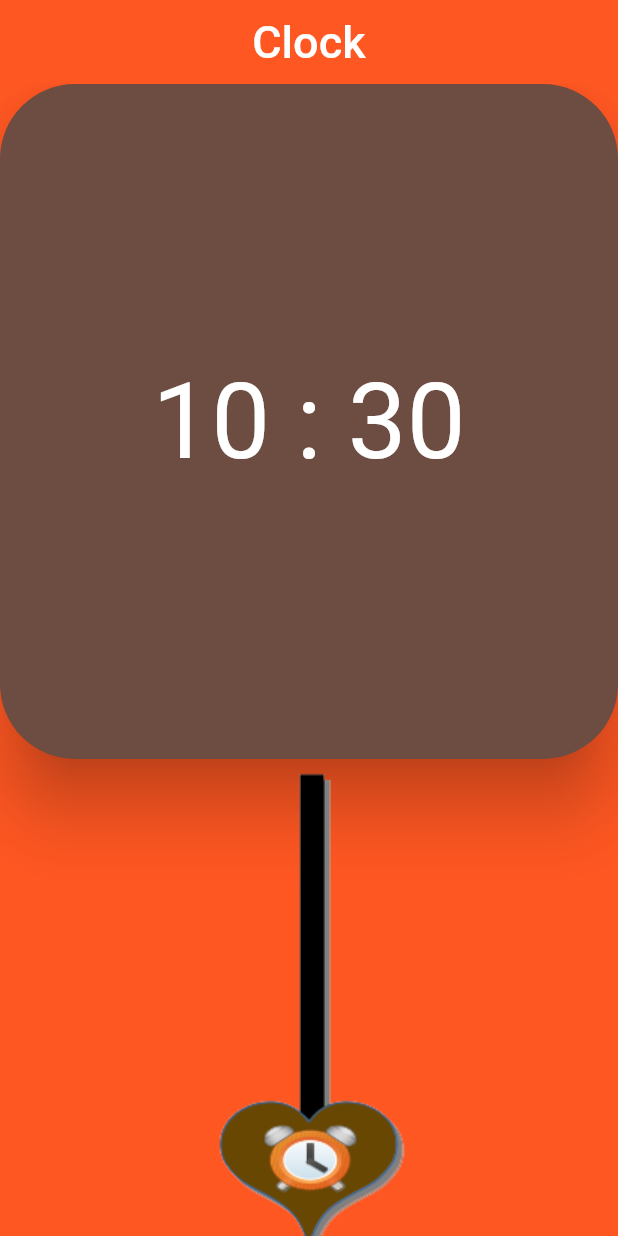
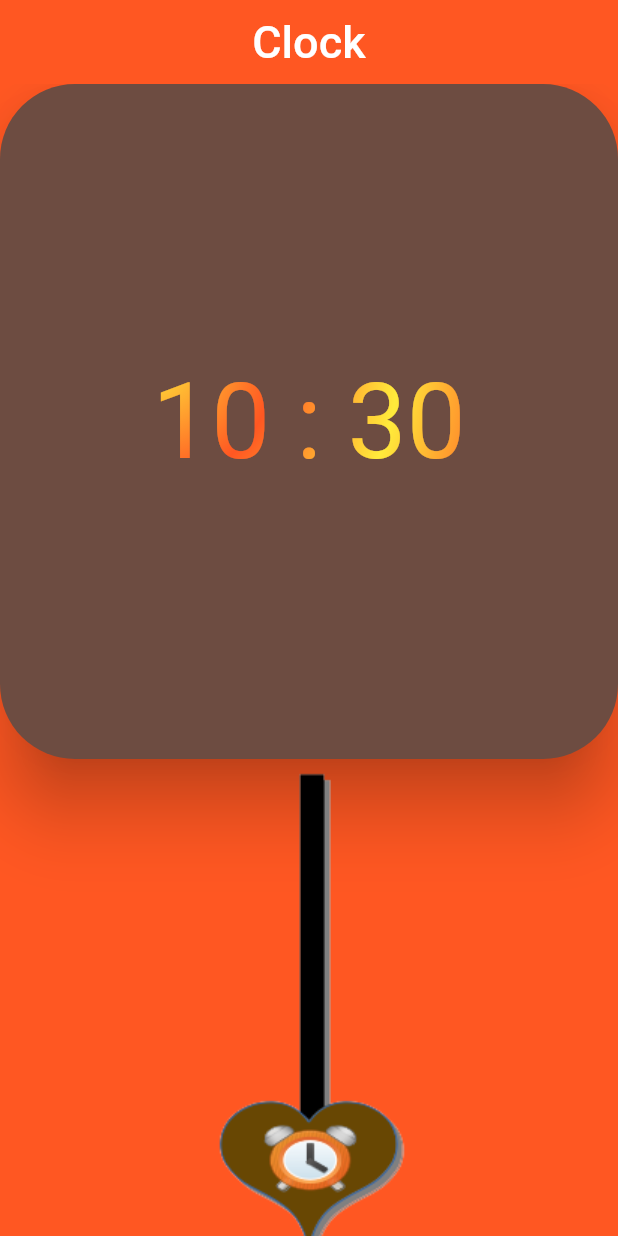
Before and after one commit to HassanDev1/pendulum_clock, a Flutter app: the screen it shows after launch, on a phone screen of 412 x 824 dp. Run offline on Flutter 3.47's test engine with Material 2 defaults, Android fonts, the phone set to English and light mode, and no system bars.

```diff
--- a/lib/main.dart
+++ b/lib/main.dart
@@ -78,13 +78,25 @@ class _MyHomePageState extends State<MyHomePage> with SingleTickerProviderStateM
                     width:450.0,
                     height:450.0,
                     child: Center(
-                      child: Text(_getTime(),
-                      textAlign:TextAlign.center,
-                      style: TextStyle(
-                        fontSize:70.0,
-                        color:Colors.white,
+                      child: ShaderMask(
+                        shaderCallback: (bounds)=>
+                        RadialGradient(
+                          center: Alignment.topLeft,
+                           radius: 1.0,
+                           colors:[
+                             Colors.yellow,
+                             Colors.deepOrange
+                           ],
+                           tileMode: TileMode.mirror
+                         ).createShader(bounds),
+                        child: Text(_getTime(),
+                        textAlign:TextAlign.center,
+                        style: TextStyle(
+                          fontSize:70.0,
+                          color:Colors.white,
 
                     ),),
+                      ),
                   ),
 
 
```
